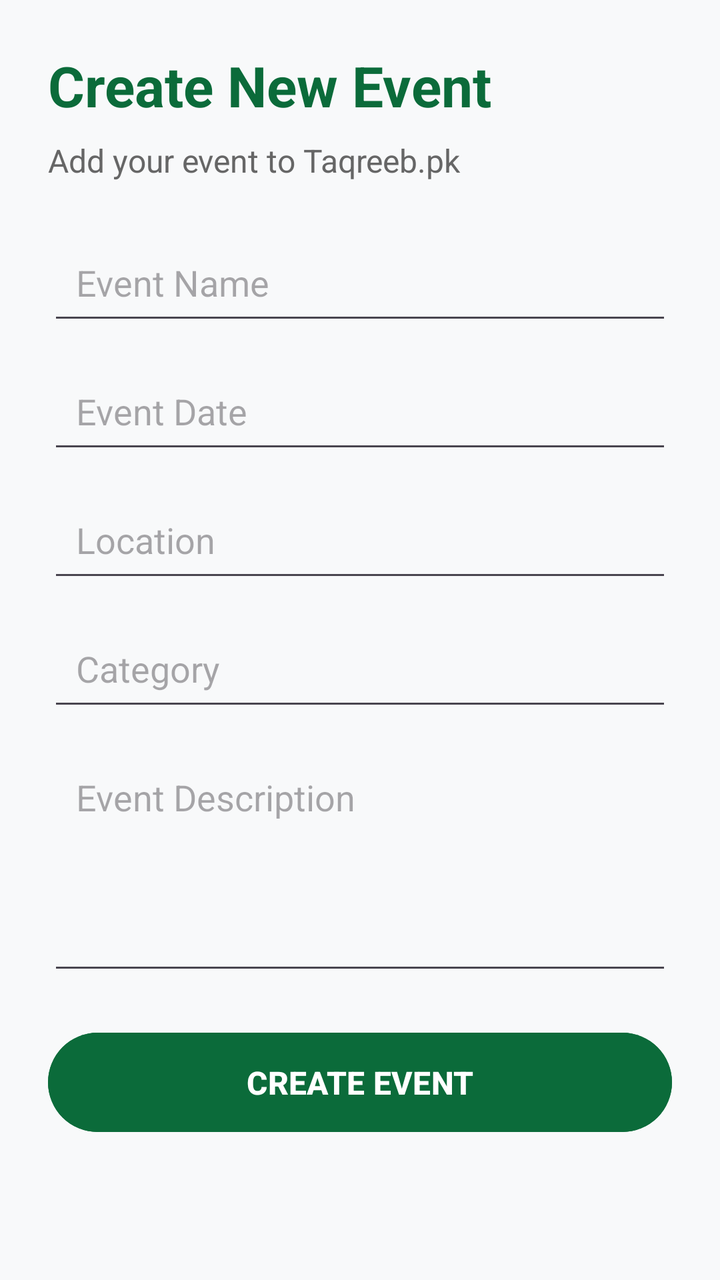
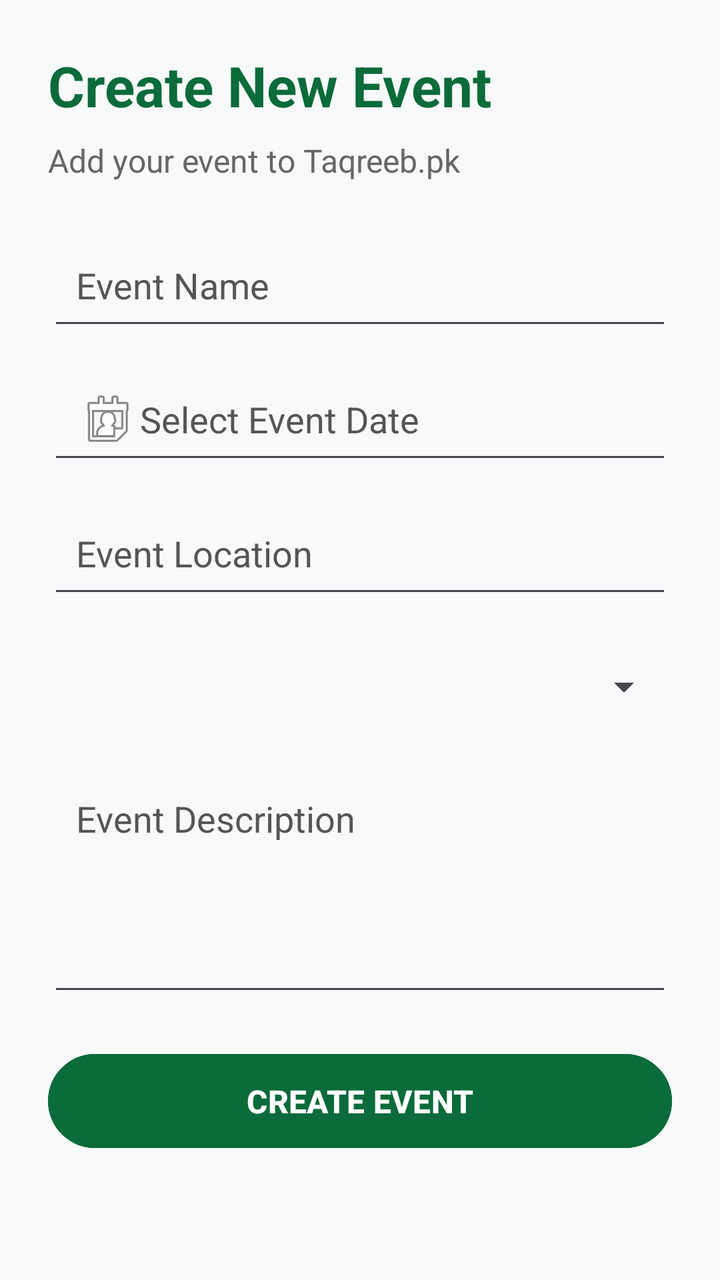

Before-and-after screenshots of an Android layout around one commit, followed by the original layout XML and the change that was made.
<!-- AndroidManifest.xml: application theme Theme.Taqreeb -->
<!-- res/layout/activity_add_event.xml -->
<?xml version="1.0" encoding="utf-8"?>
<ScrollView
    xmlns:android="http://schemas.android.com/apk/res/android"
    android:layout_width="match_parent"
    android:layout_height="match_parent"
    android:background="#F8F9FA">

    <LinearLayout
        android:layout_width="match_parent"
        android:layout_height="wrap_content"
        android:orientation="vertical"
        android:padding="24dp">

        <TextView
            android:layout_width="wrap_content"
            android:layout_height="wrap_content"
            android:text="Create New Event"
            android:textSize="28sp"
            android:textStyle="bold"
            android:textColor="#0B6B3A"
            android:layout_marginBottom="8dp" />

        <TextView
            android:layout_width="wrap_content"
            android:layout_height="wrap_content"
            android:text="Add your event to Taqreeb.pk"
            android:textSize="16sp"
            android:textColor="#666666"
            android:layout_marginBottom="24dp" />

        <EditText
            android:id="@+id/edtEventName"
            android:layout_width="match_parent"
            android:layout_height="wrap_content"
            android:hint="Event Name"
            android:inputType="text"
            android:padding="14dp"
            android:layout_marginBottom="12dp" />

        <EditText
            android:id="@+id/edtEventDate"
            android:layout_width="match_parent"
            android:layout_height="wrap_content"
            android:hint="Event Date"
            android:inputType="text"
            android:padding="14dp"
            android:layout_marginBottom="12dp" />

        <EditText
            android:id="@+id/edtEventLocation"
            android:layout_width="match_parent"
            android:layout_height="wrap_content"
            android:hint="Location"
            android:inputType="text"
            android:padding="14dp"
            android:layout_marginBottom="12dp" />

        <EditText
            android:id="@+id/edtEventCategory"
            android:layout_width="match_parent"
            android:layout_height="wrap_content"
            android:hint="Category"
            android:inputType="text"
            android:padding="14dp"
            android:layout_marginBottom="12dp" />

        <EditText
            android:id="@+id/edtEventDescription"
            android:layout_width="match_parent"
            android:layout_height="120dp"
            android:hint="Event Description"
            android:gravity="top"
            android:inputType="textMultiLine"
            android:padding="14dp"
            android:layout_marginBottom="20dp" />

        <Button
            android:id="@+id/btnCreateEvent"
            android:layout_width="match_parent"
            android:layout_height="wrap_content"
            android:text="CREATE EVENT"
            android:textSize="16sp"
            android:textStyle="bold"
            android:backgroundTint="#0B6B3A"
            android:textColor="#FFFFFF"
            android:padding="14dp" />

    </LinearLayout>

</ScrollView>
<!-- resources referenced by this layout -->
<resources>
  <style name="Theme.Taqreeb" parent="Base.Theme.Taqreeb" />
  <style name="Base.Theme.Taqreeb" parent="Theme.Material3.DayNight.NoActionBar">
          
          
      </style>
</resources>

<!-- the commit's change to res/layout/activity_add_event.xml (unified diff, before → after) -->
@@ -10,6 +10,8 @@
         android:layout_height="wrap_content"
         android:orientation="vertical"
         android:padding="24dp">
+
+        
 
         <TextView
             android:layout_width="wrap_content"
@@ -28,62 +30,84 @@
             android:textColor="#666666"
             android:layout_marginBottom="24dp" />
 
+
+        
+
         <EditText
             android:id="@+id/edtEventName"
             android:layout_width="match_parent"
-            android:layout_height="wrap_content"
+            android:layout_height="55dp"
             android:hint="Event Name"
-            android:inputType="text"
+            android:textColorHint="#555555"
+            android:inputType="textCapSentences"
             android:padding="14dp"
             android:layout_marginBottom="12dp" />
+
+
+        
 
         <EditText
             android:id="@+id/edtEventDate"
             android:layout_width="match_parent"
-            android:layout_height="wrap_content"
-            android:hint="Event Date"
-            android:inputType="text"
+            android:layout_height="55dp"
+            android:hint="Select Event Date"
+            android:textColorHint="#555555"
+            android:focusable="false"
+            android:clickable="true"
+            android:inputType="none"
             android:padding="14dp"
+            android:drawableStart="@android:drawable/ic_menu_my_calendar"
             android:layout_marginBottom="12dp" />
+
+
+        
 
         <EditText
             android:id="@+id/edtEventLocation"
             android:layout_width="match_parent"
-            android:layout_height="wrap_content"
-            android:hint="Location"
-            android:inputType="text"
+            android:layout_height="55dp"
+            android:hint="Event Location"
+            android:textColorHint="#555555"
+            android:inputType="textCapSentences"
             android:padding="14dp"
             android:layout_marginBottom="12dp" />
 
-        <EditText
+
+        
+
+        <Spinner
             android:id="@+id/edtEventCategory"
             android:layout_width="match_parent"
-            android:layout_height="wrap_content"
-            android:hint="Category"
-            android:inputType="text"
-            android:padding="14dp"
+            android:layout_height="55dp"
             android:layout_marginBottom="12dp" />
+
+
+        
 
         <EditText
             android:id="@+id/edtEventDescription"
             android:layout_width="match_parent"
             android:layout_height="120dp"
             android:hint="Event Description"
-            android:gravity="top"
-            android:inputType="textMultiLine"
+            android:textColorHint="#555555"
+            android:gravity="top|start"
+            android:inputType="textMultiLine|textCapSentences"
+            android:minLines="4"
             android:padding="14dp"
             android:layout_marginBottom="20dp" />
+
+
+        
 
         <Button
             android:id="@+id/btnCreateEvent"
             android:layout_width="match_parent"
-            android:layout_height="wrap_content"
+            android:layout_height="55dp"
             android:text="CREATE EVENT"
             android:textSize="16sp"
             android:textStyle="bold"
             android:backgroundTint="#0B6B3A"
-            android:textColor="#FFFFFF"
-            android:padding="14dp" />
+            android:textColor="#FFFFFF" />
 
     </LinearLayout>
 
